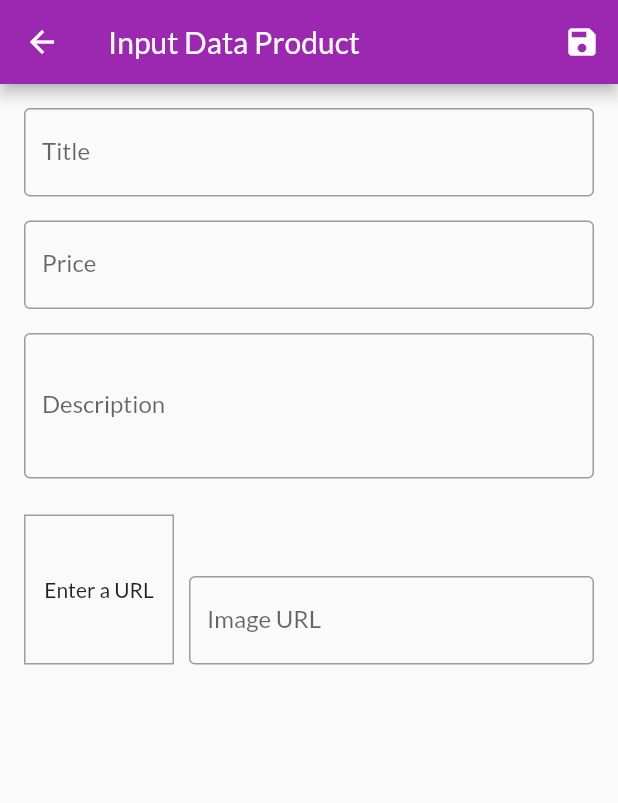
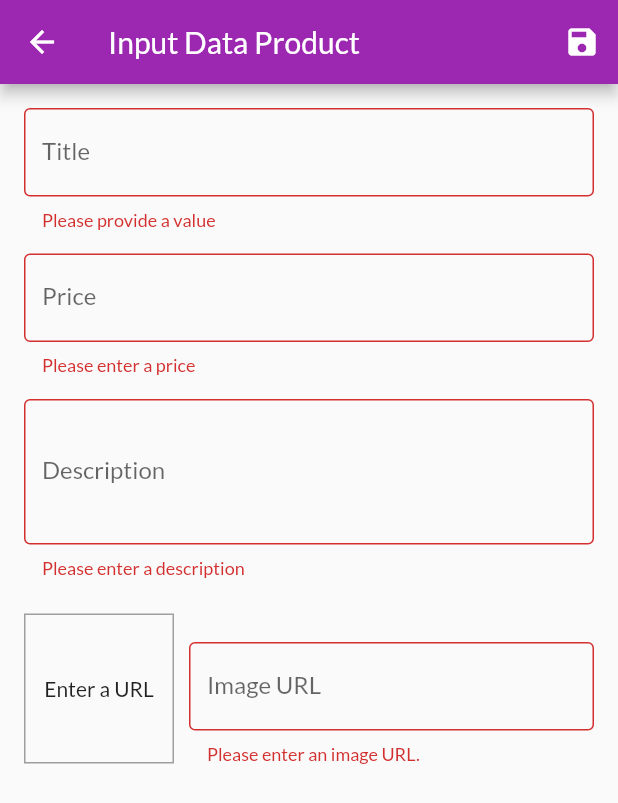
Before and after one commit to jepriana/purishop_app, a Flutter app: the EditProductScreen screen opened by its route, after a tap on the "save" icon, on a phone screen of 412 x 824 dp. Shown: the top 803 px of the screen. Run offline on Flutter 3.47's test engine with Material 2 defaults, Android fonts, the phone set to English and light mode, and no system bars; network calls fail.

Commit message:
Add and edit product

```diff
--- a/lib/screens/edit_product_screen.dart
+++ b/lib/screens/edit_product_screen.dart
@@ -1,4 +1,6 @@
 import 'package:flutter/material.dart';
+import 'package:provider/provider.dart';
+import 'package:purishop_app/providers/products.dart';
 import '../providers/product.dart';
 
 class EditProductScreen extends StatefulWidget {
@@ -11,7 +13,7 @@ class EditProductScreen extends StatefulWidget {
 
 class _EditProductScreenState extends State<EditProductScreen> {
   //final _priceFocusNode = FocusNode();
-  final _imageUrlCOntroller = TextEditingController();
+  final _imageUrlController = TextEditingController();
   final _imageUrlFocusNode = FocusNode();
   final _form = GlobalKey<FormState>();
   var _editedProduct = Product(
@@ -21,11 +23,38 @@ class _EditProductScreenState extends State<EditProductScreen> {
     price: 0,
     imageUrl: '',
   );
+  var _initValues = {
+    'title': '',
+    'description': '',
+    'price': '',
+    'imageUrl': '',
+  };
+  var _isInit = true;
 
   @override
   void initState() {
     super.initState();
     _imageUrlFocusNode.addListener(_updateImageUrl);
+  }
+
+  @override
+  void didChangeDependencies() {
+    if (_isInit) {
+      final productId = ModalRoute.of(context).settings.arguments as String;
+      if (productId != null) {
+        _editedProduct =
+            Provider.of<Products>(context, listen: false).findById(productId);
+        _initValues = {
+          'title': _editedProduct.title,
+          'description': _editedProduct.description,
+          'price': _editedProduct.price.toString(),
+          'imageUrl': _editedProduct.imageUrl,
+        };
+        _imageUrlController.text = _editedProduct.imageUrl;
+      }
+    }
+    _isInit = false;
+    super.didChangeDependencies();
   }
 
   @override
@@ -36,12 +65,31 @@ class _EditProductScreenState extends State<EditProductScreen> {
 
   void _updateImageUrl() {
     if (!_imageUrlFocusNode.hasFocus) {
+      if ((!_imageUrlController.text.startsWith('http') &&
+              !_imageUrlController.text.startsWith('https')) ||
+          (!_imageUrlController.text.endsWith('.jpg') &&
+              !_imageUrlController.text.endsWith('.png') &&
+              !_imageUrlController.text.endsWith('.jpeg'))) {
+        return;
+      }
       setState(() {});
     }
   }
 
   void _saveForm() {
+    final isValid = _form.currentState.validate();
+    if (!isValid) {
+      return;
+    }
     _form.currentState.save();
+    if (_editedProduct.id != null) {
+      Provider.of<Products>(context, listen: false)
+          .updateProduct(_editedProduct);
+    } else {
+      Provider.of<Products>(context, listen: false).addProduct(_editedProduct);
+    }
+
+    Navigator.of(context).pop();
   }
 
   @override
@@ -55,22 +103,29 @@ class _EditProductScreenState extends State<EditProductScreen> {
         padding: const EdgeInsets.all(16.0),
         child: Form(
           key: _form,
-          child: SingleChildScrollView(
-            child: Column(
+          child: ListView(
             children: [
               TextFormField(
+                initialValue: _initValues['title'],
                 decoration: InputDecoration(
                   labelText: 'Title',
                   border: OutlineInputBorder(),
                 ),
                 textInputAction: TextInputAction.next,
+                validator: (value) {
+                  if (value.isEmpty) {
+                    return 'Please provide a value';
+                  }
+                  return null;
+                },
                 onSaved: (value) {
                   _editedProduct = Product(
-                      id: null,
                     title: value,
                     description: _editedProduct.description,
                     price: _editedProduct.price,
                     imageUrl: _editedProduct.imageUrl,
+                    isFavorite: _editedProduct.isFavorite,
+                    id: _editedProduct.id,
                   );
                 },
                 /*
@@ -83,19 +138,33 @@ class _EditProductScreenState extends State<EditProductScreen> {
                 height: 16.0,
               ),
               TextFormField(
+                initialValue: _initValues['price'],
                 decoration: InputDecoration(
                   labelText: 'Price',
                   border: OutlineInputBorder(),
                 ),
                 textInputAction: TextInputAction.next,
                 keyboardType: TextInputType.number,
+                validator: (value) {
+                  if (value.isEmpty) {
+                    return 'Please enter a price';
+                  }
+                  if (double.tryParse(value) == null) {
+                    return 'Please enter a valid number';
+                  }
+                  if (double.parse(value) <= 0) {
+                    return 'Please enter a number grater than zero.';
+                  }
+                  return null;
+                },
                 onSaved: (value) {
                   _editedProduct = Product(
-                      id: null,
                     title: _editedProduct.title,
                     description: _editedProduct.description,
                     price: double.parse(value),
                     imageUrl: _editedProduct.imageUrl,
+                    isFavorite: _editedProduct.isFavorite,
+                    id: _editedProduct.id,
                   );
                 },
                 //focusNode: _priceFocusNode,
@@ -104,19 +173,30 @@ class _EditProductScreenState extends State<EditProductScreen> {
                 height: 16.0,
               ),
               TextFormField(
+                initialValue: _initValues['description'],
                 decoration: InputDecoration(
                   labelText: 'Description',
                   border: OutlineInputBorder(),
                 ),
                 maxLines: 3,
                 keyboardType: TextInputType.multiline,
+                validator: (value) {
+                  if (value.isEmpty) {
+                    return 'Please enter a description';
+                  }
+                  if (value.length < 10) {
+                    return 'Should be at least 10 character long.';
+                  }
+                  return null;
+                },
                 onSaved: (value) {
                   _editedProduct = Product(
-                      id: null,
                     title: _editedProduct.title,
                     description: value,
                     price: _editedProduct.price,
                     imageUrl: _editedProduct.imageUrl,
+                    isFavorite: _editedProduct.isFavorite,
+                    id: _editedProduct.id,
                   );
                 },
               ),
@@ -139,11 +219,11 @@ class _EditProductScreenState extends State<EditProductScreen> {
                         color: Colors.grey,
                       ),
                     ),
-                      child: _imageUrlCOntroller.text.isEmpty
+                    child: _imageUrlController.text.isEmpty
                         ? Center(child: Text('Enter a URL'))
                         : FittedBox(
                             child: Image.network(
-                                _imageUrlCOntroller.text,
+                              _imageUrlController.text,
                               fit: BoxFit.cover,
                             ),
                           ),
@@ -156,18 +236,34 @@ class _EditProductScreenState extends State<EditProductScreen> {
                       ),
                       textInputAction: TextInputAction.done,
                       keyboardType: TextInputType.url,
-                        controller: _imageUrlCOntroller,
+                      controller: _imageUrlController,
                       focusNode: _imageUrlFocusNode,
                       onFieldSubmitted: (_) {
                         _saveForm();
                       },
+                      validator: (value) {
+                        if (value.isEmpty) {
+                          return 'Please enter an image URL.';
+                        }
+                        if (!value.startsWith('http') &&
+                            !value.startsWith('https')) {
+                          return 'Please enter a valid URL.';
+                        }
+                        if (!value.endsWith('.jpg') &&
+                            !value.endsWith('.png') &&
+                            !value.endsWith('.jpeg')) {
+                          return 'Please enter a valid image URL.';
+                        }
+                        return null;
+                      },
                       onSaved: (value) {
                         _editedProduct = Product(
-                            id: null,
                           title: _editedProduct.title,
                           description: _editedProduct.description,
                           price: _editedProduct.price,
                           imageUrl: value,
+                          isFavorite: _editedProduct.isFavorite,
+                          id: _editedProduct.id,
                         );
                       },
                     ),
@@ -178,7 +274,6 @@ class _EditProductScreenState extends State<EditProductScreen> {
           ),
         ),
       ),
-      ),
     );
   }
 }
--- a/lib/screens/user_product_screen.dart
+++ b/lib/screens/user_product_screen.dart
@@ -33,6 +33,7 @@ class UserProductScreen extends StatelessWidget {
           itemBuilder: (_, i) => Column(
             children: [
               UserProductItem(
+                productsData.items[i].id,
                 productsData.items[i].title,
                 productsData.items[i].imageUrl,
               ),
```
Also changed, not shown: lib/providers/products.dart (+19 -2 lines), lib/widgets/user_product_item.dart (+10 -4 lines). Lines whose indentation alone changed are shown as unchanged.
